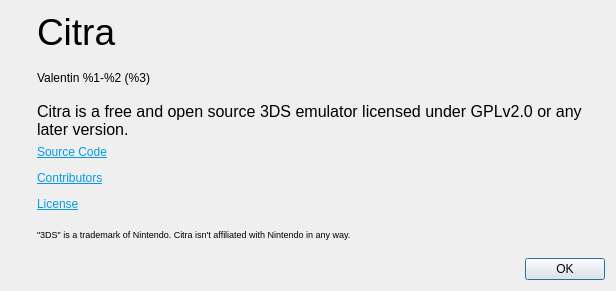
First picture: the form in src/citra/aboutdialog.ui, repository GreenAmaranthine/citra, before the edit.
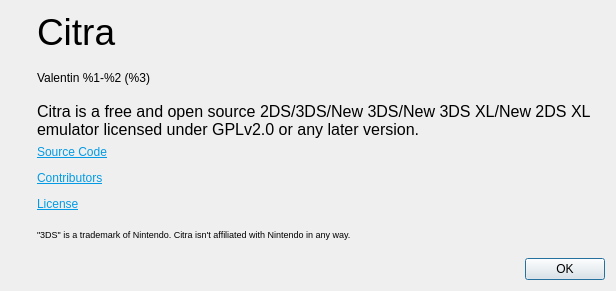
Second picture: the form after the edit. Icons and pictures are not drawn.

```diff
--- a/src/citra/aboutdialog.ui
+++ b/src/citra/aboutdialog.ui
@@ -87,7 +87,7 @@
 &lt;html&gt;&lt;head&gt;&lt;meta name=&quot;qrichtext&quot; content=&quot;1&quot; /&gt;&lt;style type=&quot;text/css&quot;&gt;
 p, li { white-space: pre-wrap; }
 &lt;/style&gt;&lt;/head&gt;&lt;body style=&quot; font-family:'MS Shell Dlg 2'; font-size:8pt; font-weight:400; font-style:normal;&quot;&gt;
-&lt;p style=&quot; margin-top:0px; margin-bottom:0px; margin-left:0px; margin-right:0px; -qt-block-indent:0; text-indent:0px;&quot;&gt;&lt;span style=&quot; font-size:12pt;&quot;&gt;Citra is a free and open source 3DS emulator licensed under GPLv2.0 or any later version.&lt;/span&gt;&lt;/p&gt;&lt;/body&gt;&lt;/html&gt;</string>
+&lt;p style=&quot; margin-top:0px; margin-bottom:0px; margin-left:0px; margin-right:0px; -qt-block-indent:0; text-indent:0px;&quot;&gt;&lt;span style=&quot; font-size:12pt;&quot;&gt;Citra is a free and open source 2DS/3DS/New 3DS/New 3DS XL/New 2DS XL emulator licensed under GPLv2.0 or any later version.&lt;/span&gt;&lt;/p&gt;&lt;/body&gt;&lt;/html&gt;</string>
          </property>
          <property name="alignment">
           <set>Qt::AlignLeading|Qt::AlignLeft|Qt::AlignVCenter</set>
```
